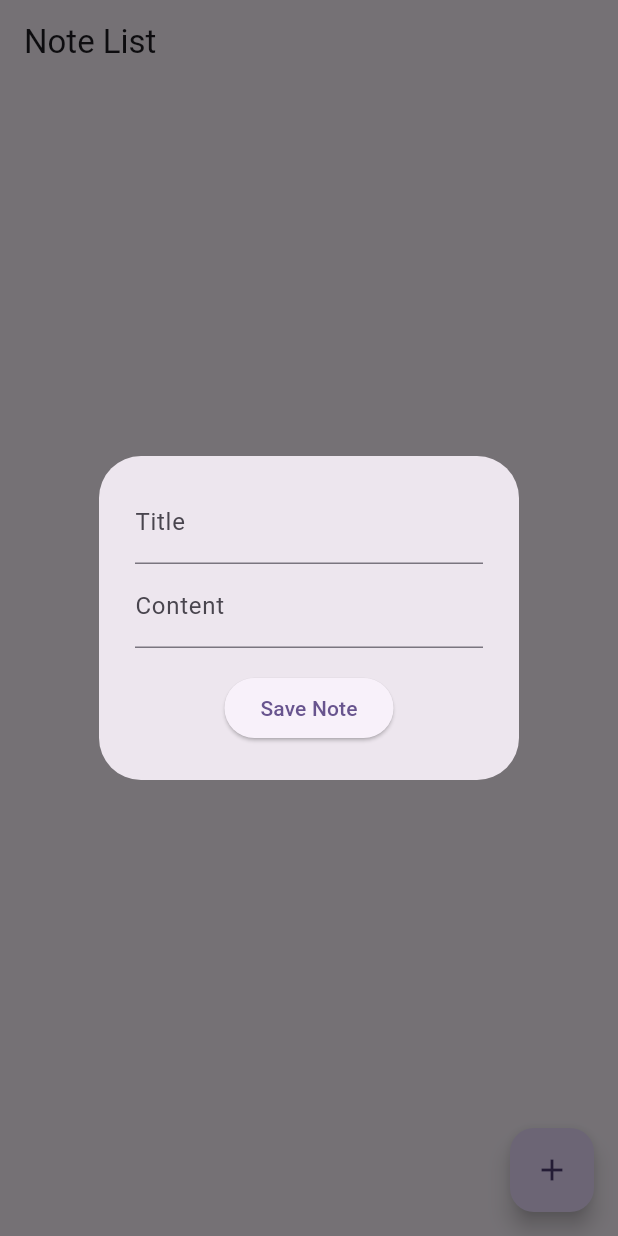
After one commit to ALI-tech-tech/mobile-boot-camping, a Flutter app: the NoteListScreen screen opened directly, after a tap on the "add" icon, on a phone screen of 412 x 824 dp. The commit adds this screen. Run offline on Flutter 3.47's test engine with Material 2 defaults, Android fonts, the phone set to English and light mode, and no system bars; our stand-ins replace carousel_slider, dio, faker, floor, flutter_svg, google_fonts and 9 more; missing offline and left inert: flutter_gif; accounts and stored records are empty; generated files the repository leaves out were written again.

Commit message:
note app with hive

```diff
--- a/lib/day57/DAOs/student_dao.dart
+++ b/lib/day57/DAOs/student_dao.dart
@@ -5,6 +5,8 @@ import 'package:flutter_practis/day57/entites/student.dart';
 abstract class StudentDao {
   @Query('SELECT * FROM StudentX')
   Future<List<Student>> getAllStudents();
+  // @Query('select * from studentx join department  on studentx.departmentId=department.id')
+  // Future<List> getAllStudentswithDepart();
   @Query('SELECT * FROM StudentX WHERE id = :id')
   Future<Student?> getOneStudent(int id);
   @Query('SELECT * FROM StudentX WHERE departmentId = :id')
--- /dev/null
+++ b/lib/day59/main.dart
@@ -0,0 +1,27 @@
+import 'package:flutter/material.dart';
+import 'package:flutter_practis/day59/model/note.dart';
+import 'package:flutter_practis/day59/view/listnote.dart';
+import 'package:hive/hive.dart';
+import 'package:hive_flutter/hive_flutter.dart';
+
+void main() async {
+  WidgetsFlutterBinding.ensureInitialized();
+  await Hive.initFlutter();
+
+  Hive.registerAdapter(NoteAdapter());
+
+  await Hive.openBox<Note>('notes');
+  runApp(const MyApp());
+}
+
+class MyApp extends StatelessWidget {
+  const MyApp({super.key});
+
+  @override
+  Widget build(BuildContext context) {
+    return MaterialApp(
+      title: 'Material App',
+      home: NoteListScreen(),
+    );
+  }
+}
--- /dev/null
+++ b/lib/day59/model/note.dart
@@ -0,0 +1,16 @@
+import 'package:hive/hive.dart';
+part 'note.g.dart';
+@HiveType(typeId: 0)
+class Note {
+  @HiveField(0)
+  final String title;
+
+  @HiveField(1)
+  final String content;
+  @HiveField(2)
+   bool? isCompleted;
+
+
+
+  Note( {required this.title, required this.content,this.isCompleted=false});
+}
--- /dev/null
+++ b/lib/day59/view/listnote.dart
@@ -0,0 +1,116 @@
+import 'package:flutter/material.dart';
+import 'package:hive/hive.dart';
+
+
+import '../model/note.dart';
+
+
+class NoteListScreen extends StatefulWidget {
+  @override
+  _NoteListScreenState createState() => _NoteListScreenState();
+}
+
+class _NoteListScreenState extends State<NoteListScreen> {
+  late Box<Note> noteBox;
+  TextEditingController _titleController=TextEditingController();
+  TextEditingController _contentController=TextEditingController();
+  @override
+  void initState() {
+    super.initState();
+    noteBox = Hive.box<Note>('notes');
+  }
+
+  @override
+  Widget build(BuildContext context) {
+    return Scaffold(
+      appBar: AppBar(
+        title: Text('Note List'),
+      ),
+      body: ListView.builder(
+        itemCount: noteBox.length,
+        itemBuilder: (context, index) {
+          Note note = noteBox.getAt(index)!;
+          return ListTile(
+            title: Text(note.title),
+            subtitle: Text(note.content),
+            trailing: IconButton(
+              icon: Icon(Icons.check, color: noteBox.getAt(index)!.isCompleted!?Colors.green:Colors.red,),
+              onPressed: ()async {
+                bool?v= await
+                showDialog(context: context, builder: (context) {
+                  return AlertDialog(
+                    content: ElevatedButton(onPressed: (){
+                        Note n;
+                n= noteBox.getAt(index)!;
+                n.isCompleted=true;
+                Navigator.pop(context,true);
+                      }, child: Text("Mark as Complete")),
+
+                  );
+
+                }
+
+              );
+                if(v!=null && v){
+                setState(() {
+
+                });
+              }
+
+              },
+            ),
+          );
+        },
+      ),
+      floatingActionButton: FloatingActionButton(
+        onPressed: () async{
+          _contentController.clear();
+          _titleController.clear();
+          bool? v= await
+          showDialog(context: context, builder: (context) {
+            return AlertDialog(
+              content: Form(child: Column(
+                mainAxisSize: MainAxisSize.min,
+          children: [
+            TextField(
+              controller: _titleController,
+              decoration: InputDecoration(labelText: 'Title'),
+            ),
+            TextField(
+              controller: _contentController,
+              decoration: InputDecoration(labelText: 'Content'),
+            ),
+            SizedBox(height: 16),
+            ElevatedButton(
+              onPressed: () {
+
+                final newNote = Note(
+                  title: _titleController.text,
+                  content: _contentController.text,
+
+                );
+                noteBox.add(newNote);
+
+
+                Navigator.pop(context, true);
+              },
+              child: Text('Save Note'),
+            ),
+          ],
+        ),),
+            );
+
+          }
+
+          ,);
+        if (v!=null && v) {
+          setState(() {
+
+          });
+          }
+        },
+        child: Icon(Icons.add),
+      ),
+    );
+  }
+}
```
Also changed, not shown: lib/day57/entites/course.dart (+7 -5 lines), lib/day57/DAOs/reqcoures_dao.dart (line endings or trailing spaces), lib/day57/database/app_database.g.dart, lib/day59/model/note.g.dart (added), 5 other files.
